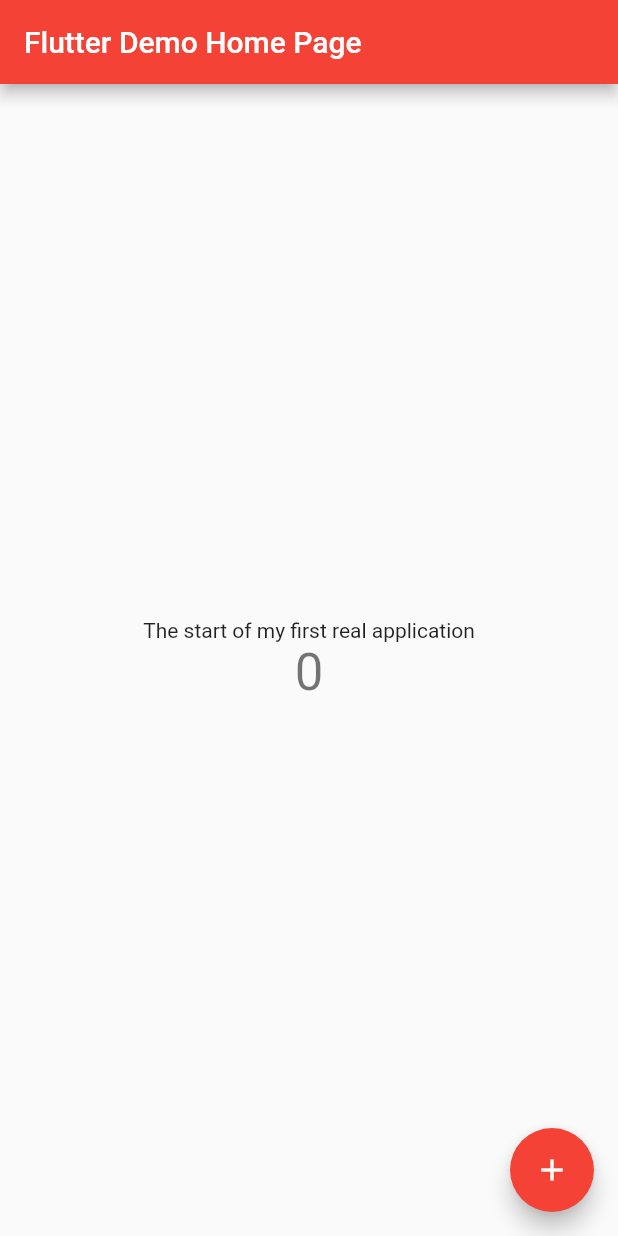
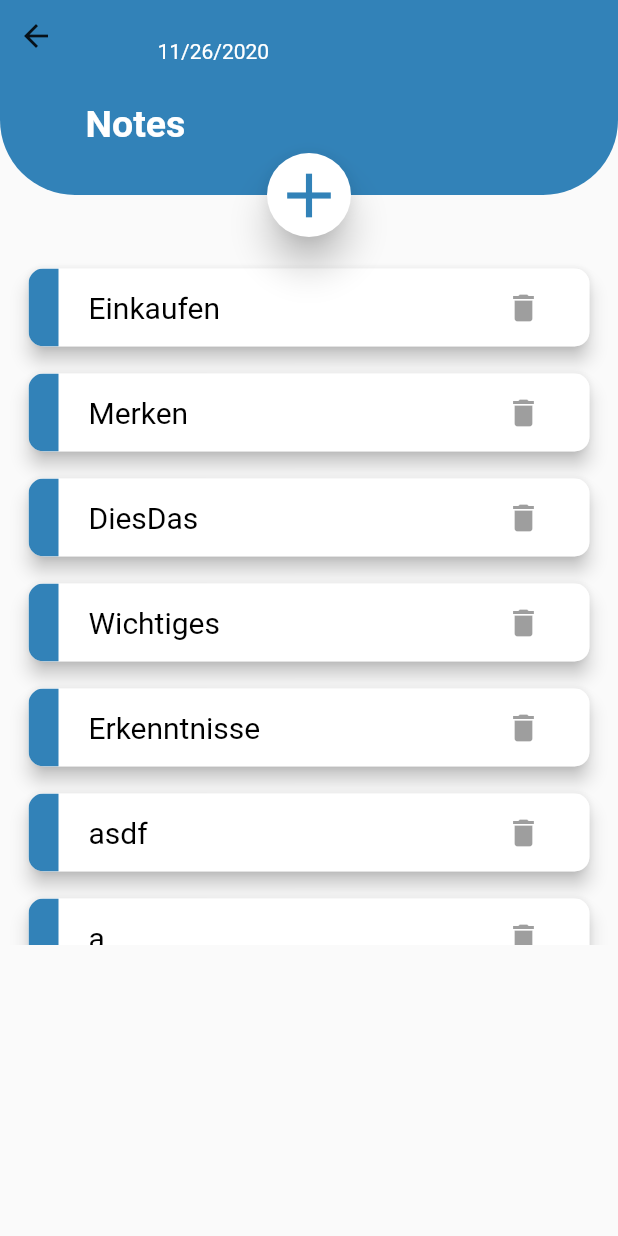
Before and after one commit to emely3h/NoteApp, a Flutter app: the screen it shows after launch, on a phone screen of 412 x 824 dp. Run offline on Flutter 3.47's test engine with Material 2 defaults, Android fonts, the phone set to English and light mode, and no system bars.

Commit message:
second commit

```diff
--- /dev/null
+++ b/App/lib/CustomAppBar.dart
@@ -0,0 +1,56 @@
+import 'package:flutter/material.dart';
+import "package:intl/intl.dart";
+
+class CustomAppBar extends StatelessWidget with PreferredSizeWidget {
+  @override
+  final Size preferredSize;
+
+  final String title;
+
+  CustomAppBar(
+    this.title, {
+    Key key,
+  })  : preferredSize = Size.fromHeight(130.0),
+        super(key: key);
+
+  @override
+  static final now = new DateTime.now();
+  final String today = DateFormat('yMd').format(now);
+
+  Widget build(BuildContext context) {
+    return SafeArea(
+      child: Container(
+        decoration: BoxDecoration(
+          borderRadius: new BorderRadius.only(
+            bottomLeft: const Radius.circular(50.0),
+            bottomRight: const Radius.circular(50.0),
+          ),
+          color: Theme.of(context).primaryColor,
+        ),
+        child: Column(
+
+          crossAxisAlignment: CrossAxisAlignment.start,
+
+
+          children: <Widget>[
+          Row(
+            children: [
+              IconButton(icon: Icon(Icons.arrow_back),onPressed: Navigator.of(context).pop),
+              Padding(
+                padding: const EdgeInsets.only(left: 57, top: 20),
+                child: Text(today, style: TextStyle(color: Theme.of(context).textSelectionColor),),
+              ),
+            ],
+          ),
+          Padding(
+            padding: const EdgeInsets.only(left: 57, top: 20),
+            child: Text(title, style: TextStyle(fontSize: 25, fontWeight: FontWeight.bold, color: Theme.of(context).textSelectionColor) ,),
+          ),
+
+        ]),
+      ),
+
+    );
+
+  }
+}
--- a/App/lib/main.dart
+++ b/App/lib/main.dart
@@ -1,101 +1,139 @@
+import 'package:App/note_card.dart';
 import 'package:flutter/material.dart';
+import 'package:App/CustomAppBar.dart';
 
 void main() {
   runApp(MyApp());
 }
 
 class MyApp extends StatelessWidget {
-
   @override
   Widget build(BuildContext context) {
     return MaterialApp(
       title: 'Flutter Demo',
       theme: ThemeData(
-
-        primarySwatch: Colors.red,
-
+        primaryColor: Color.fromRGBO(50, 130, 184, 1.0),
+        textSelectionColor: Colors.white,
         visualDensity: VisualDensity.adaptivePlatformDensity,
       ),
-      home: MyHomePage(title: 'Flutter Demo Home Page'),
+      home: MyHomePage(),
     );
   }
 }
 
 class MyHomePage extends StatefulWidget {
-  MyHomePage({Key key, this.title}) : super(key: key);
-
-
-
-
-  final String title;
-
   @override
   _MyHomePageState createState() => _MyHomePageState();
 }
 
 class _MyHomePageState extends State<MyHomePage> {
-  int _counter = 0;
+  List<String> categories = [
+    "Einkaufen",
+    "Merken",
+    "DiesDas",
+    "Wichtiges",
+    "Erkenntnisse",
+    "asdf",
+    "a",
+    "b",
+    "c",
+  ];
 
-  void _incrementCounter() {
+  final myController = TextEditingController();
+
+  void addCategory(String category) {
     setState(() {
-      // This call to setState tells the Flutter framework that something has
-      // changed in this State, which causes it to rerun the build method below
-      // so that the display can reflect the updated values. If we changed
-      // _counter without calling setState(), then the build method would not be
-      // called again, and so nothing would appear to happen.
-      _counter++;
+      categories.add(category);
     });
+    Navigator.of(context).pop();
+  }
+  void deleteCategory(String category){
+    print("deleted");
+    setState(() {
+      categories.remove(category);
+    });
+  }
+
+  void dispose() {
+    // Clean up the controller when the widget is disposed.
+    myController.dispose();
+    super.dispose();
+  }
+
+  void newEntry() {
+    showDialog(
+        context: context,
+        builder: (BuildContext context) {
+          return AlertDialog(
+            title: Text("Type a category name:",
+                style: TextStyle(color: Theme.of(context).primaryColor)),
+            actionsPadding: EdgeInsets.symmetric(horizontal: 30),
+            buttonPadding: EdgeInsets.symmetric(horizontal: 20),
+            content: TextField(
+              controller: myController,
+              onSubmitted: addCategory,
+            ),
+            actions: [
+              FlatButton(
+                shape: RoundedRectangleBorder(
+                    borderRadius: BorderRadius.circular(10.0)),
+                color: Theme.of(context).primaryColor,
+                child: Text("Go Back", style: TextStyle(color: Colors.white)),
+                onPressed: () {
+                  Navigator.of(context).pop();
+                },
+              ),
+              FlatButton(
+                shape: RoundedRectangleBorder(
+                    borderRadius: BorderRadius.circular(10.0)),
+                color: Theme.of(context).primaryColor,
+                child: Text("Submit", style: TextStyle(color: Colors.white)),
+                onPressed: () {
+                  addCategory(myController.text);
+                },
+              ),
+            ],
+          );
+        });
   }
 
   @override
   Widget build(BuildContext context) {
-    // This method is rerun every time setState is called, for instance as done
-    // by the _incrementCounter method above.
-    //
-    // The Flutter framework has been optimized to make rerunning build methods
-    // fast, so that you can just rebuild anything that needs updating rather
-    // than having to individually change instances of widgets.
     return Scaffold(
-      appBar: AppBar(
-        // Here we take the value from the MyHomePage object that was created by
-        // the App.build method, and use it to set our appbar title.
-        title: Text(widget.title),
+      appBar: CustomAppBar("Notes"),
+      floatingActionButton: FloatingActionButton(
+        elevation: 10.0,
+        child: Icon(
+          Icons.add,
+          color: Theme.of(context).primaryColor,
+          size: 50,
+        ),
+        backgroundColor: Colors.white,
+        onPressed: newEntry,
       ),
-      body: Center(
-        // Center is a layout widget. It takes a single child and positions it
-        // in the middle of the parent.
-        child: Column(
-          // Column is also a layout widget. It takes a list of children and
-          // arranges them vertically. By default, it sizes itself to fit its
-          // children horizontally, and tries to be as tall as its parent.
-          //
-          // Invoke "debug painting" (press "p" in the console, choose the
-          // "Toggle Debug Paint" action from the Flutter Inspector in Android
-          // Studio, or the "Toggle Debug Paint" command in Visual Studio Code)
-          // to see the wireframe for each widget.
-          //
-          // Column has various properties to control how it sizes itself and
-          // how it positions its children. Here we use mainAxisAlignment to
-          // center the children vertically; the main axis here is the vertical
-          // axis because Columns are vertical (the cross axis would be
-          // horizontal).
-          mainAxisAlignment: MainAxisAlignment.center,
-          children: <Widget>[
-            Text(
-              'The start of my first real application',
-            ),
-            Text(
-              '$_counter',
-              style: Theme.of(context).textTheme.headline4,
-            ),
-          ],
+      floatingActionButtonLocation: FloatingActionButtonLocation.centerTop,
+      body: Container(
+        width: double.infinity,
+        decoration: BoxDecoration(
+          borderRadius: new BorderRadius.only(
+            bottomLeft: const Radius.circular(20.0),
+            bottomRight: const Radius.circular(20.0),
+          ),
+        ),
+        child: Container(
+          height: 500,
+          padding: EdgeInsets.only(top: 40),
+          child: ListView.builder(
+            shrinkWrap: true,
+            itemCount: categories.length,
+            itemBuilder: (BuildContext context, i) {
+              return Container(
+                  padding: EdgeInsets.symmetric(vertical: 5),
+                  child: NoteCard(categories[i], () => deleteCategory(categories[i]),));
+            },
+          ),
         ),
       ),
-      floatingActionButton: FloatingActionButton(
-        onPressed: _incrementCounter,
-        tooltip: 'Increment',
-        child: Icon(Icons.add),
-      ), // This trailing comma makes auto-formatting nicer for build methods.
     );
   }
 }
--- /dev/null
+++ b/App/lib/note_card.dart
@@ -0,0 +1,91 @@
+import 'package:flutter/material.dart';
+import './detail_Screen.dart';
+
+class NoteCard extends StatelessWidget {
+  final Function delete;
+  String category;
+  NoteCard(this.category, this.delete);
+
+  @override
+  Widget build(BuildContext context) {
+    return Container(
+      padding: EdgeInsets.symmetric(
+        horizontal: 15,
+      ),
+      height: 60,
+      width: double.infinity,
+      child: Card(
+        shape: RoundedRectangleBorder(
+          borderRadius: BorderRadius.circular(10.0),
+        ),
+        shadowColor: Colors.black,
+        elevation: 5,
+        child: ClipPath(
+          clipper: ShapeBorderClipper(
+              shape: RoundedRectangleBorder(
+                  borderRadius: BorderRadius.circular(10))),
+          child: Container(
+            height: 180,
+            decoration: BoxDecoration(
+              border: Border(
+                  left: BorderSide(
+                      color: Theme.of(context).primaryColor, width: 20)),
+              color: Colors.white70,
+            ),
+            padding: EdgeInsets.symmetric(horizontal: 20),
+            child: Row(
+              mainAxisAlignment: MainAxisAlignment.spaceBetween,
+              children: [
+                Column(
+                  mainAxisAlignment: MainAxisAlignment.center,
+                  crossAxisAlignment: CrossAxisAlignment.start,
+                  children: [
+                    InkWell(
+                      onTap: () {
+                        Navigator.push<Widget>(
+                          context,
+                          MaterialPageRoute<Widget>(
+                              builder: (BuildContext context) =>
+                                  DetailScreen()),
+                        );
+                      },
+                      child: Text(
+                        category,
+                        style: TextStyle(color: Colors.black, fontSize: 20),
+                      ),
+                    ),
+                  ],
+                ),
+                IconButton(
+                  icon: Icon(Icons.delete),
+                  onPressed: () => delete(),
+                  color: Colors.black38,
+                )
+              ],
+            ),
+          ),
+        ),
+      ),
+    );
+    /*  child: ClipRRect(
+        borderRadius: BorderRadius.circular(20.0),
+        child: */
+
+    /* Card(
+          elevation: 10,
+          shape: Border(
+              left:
+                  BorderSide(color: Theme.of(context).primaryColor, width: 10)),
+          child: Column(
+              mainAxisAlignment: MainAxisAlignment.start,
+              crossAxisAlignment: CrossAxisAlignment.start,
+              children: [
+                Text(
+                  category,
+                  style: TextStyle(color: Colors.black, fontSize: 20),
+                ),
+              ],
+            ),
+          ), */
+  }
+}
--- a/App/pubspec.yaml
+++ b/App/pubspec.yaml
@@ -21,8 +21,10 @@ environment:
   sdk: ">=2.7.0 <3.0.0"
 
 dependencies:
+  intl: ^0.16.1
   flutter:
     sdk: flutter
+
 
 
   # The following adds the Cupertino Icons font to your application.
```
Also changed, not shown: App/lib/detail_Screen.dart (added, +36 -0 lines), App/pubspec.lock.
